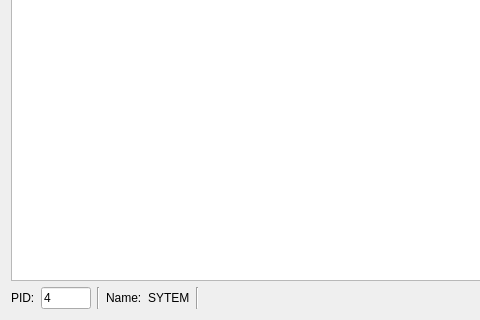
Qt form src/OpenArk/res/ui/memory-rw.ui (BlackINT3/OpenArk) before a commit; both pictures show x 0 to 480 and y 313 to 633 of the 843 by 633 pixel window.
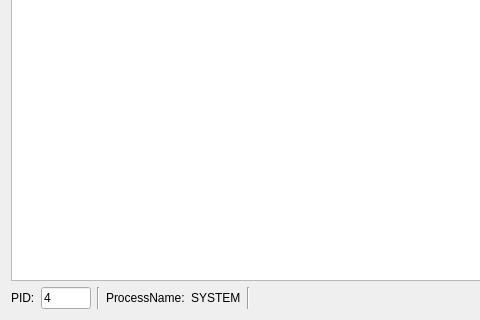
The same form after that commit.

What changed in the file:
```diff
--- a/src/OpenArk/res/ui/memory-rw.ui
+++ b/src/OpenArk/res/ui/memory-rw.ui
@@ -250,14 +250,14 @@
      <item>
       <widget class="QLabel" name="pnameLabel_2">
        <property name="text">
-        <string>Name:</string>
+        <string>ProcessName:</string>
        </property>
       </widget>
      </item>
      <item>
       <widget class="QLabel" name="pnameLabel">
        <property name="text">
-        <string>SYTEM</string>
+        <string>SYSTEM</string>
        </property>
       </widget>
      </item>
```
